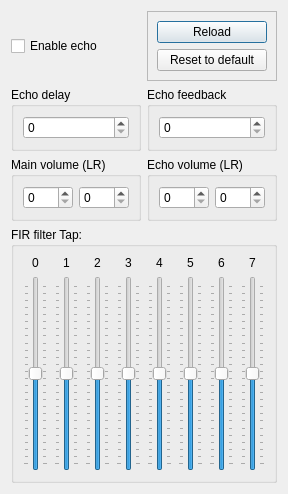
First picture: the form in examples/MusPlay-Qt/MainWindow/echo_tune.ui, repository WohlSoft/SDL-Mixer-X, before the edit.
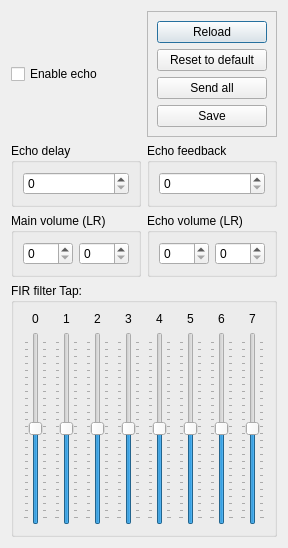
Second picture: the form after the edit.

Commit message: MusPlayQt: do save and load the echo settings

```diff
--- a/examples/MusPlay-Qt/MainWindow/echo_tune.ui
+++ b/examples/MusPlay-Qt/MainWindow/echo_tune.ui
@@ -369,6 +369,20 @@
         </property>
        </widget>
       </item>
+      <item>
+       <widget class="QPushButton" name="sendAll">
+        <property name="text">
+         <string>Send all</string>
+        </property>
+       </widget>
+      </item>
+      <item>
+       <widget class="QPushButton" name="save">
+        <property name="text">
+         <string>Save</string>
+        </property>
+       </widget>
+      </item>
      </layout>
     </widget>
    </item>
```
The commit also changes 3 other files.
